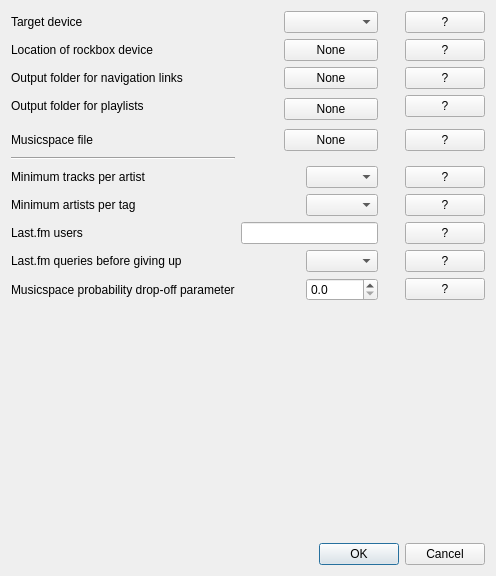
Before: the Qt Designer form settings_dlg.ui in dandavison/dbm, drawn with Qt 5.
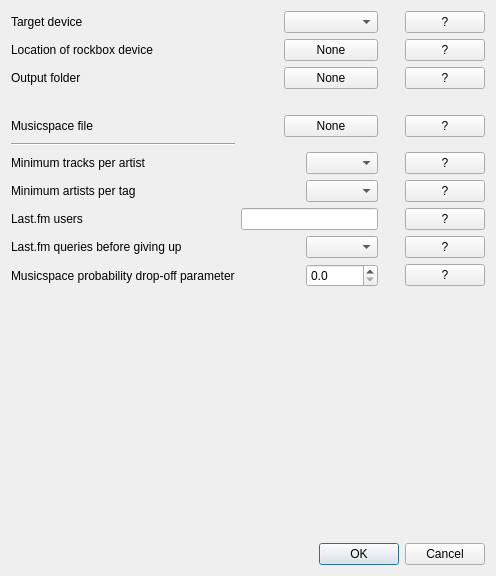
After: the same form once the commit is applied.

Commit message: GUI changes for single output folder

```diff
--- a/settings_dlg.ui
+++ b/settings_dlg.ui
@@ -57,7 +57,7 @@
    <item row="2" column="0">
     <widget class="QLabel" name="label_6">
      <property name="text">
-      <string>Output folder for navigation links</string>
+      <string>Output folder</string>
      </property>
     </widget>
    </item>
@@ -75,13 +75,6 @@
      </property>
     </widget>
    </item>
-   <item row="3" column="0">
-    <widget class="QLabel" name="label_9">
-     <property name="text">
-      <string>Output folder for playlists</string>
-     </property>
-    </widget>
-   </item>
    <item row="3" column="1">
     <widget class="QLabel" name="label_8">
      <property name="text">
@@ -89,79 +82,65 @@
      </property>
     </widget>
    </item>
-   <item row="3" column="3" rowspan="2" colspan="2">
-    <widget class="QPushButton" name="plFolderChangeButton">
-     <property name="text">
-      <string>None</string>
-     </property>
-    </widget>
-   </item>
-   <item row="5" column="0">
+   <item row="4" column="0">
     <widget class="QLabel" name="label_11">
      <property name="text">
       <string>Musicspace file</string>
      </property>
     </widget>
    </item>
-   <item row="5" column="3" colspan="2">
-    <widget class="QPushButton" name="musicspaceFileChangeButton">
-     <property name="text">
-      <string>None</string>
-     </property>
-    </widget>
-   </item>
-   <item row="6" column="0">
+   <item row="5" column="0">
     <widget class="Line" name="line">
      <property name="orientation">
       <enum>Qt::Horizontal</enum>
      </property>
     </widget>
    </item>
-   <item row="7" column="0">
+   <item row="6" column="0">
     <widget class="QLabel" name="label_13">
      <property name="text">
       <string>Minimum tracks per artist</string>
      </property>
     </widget>
    </item>
-   <item row="8" column="0">
+   <item row="7" column="0">
     <widget class="QLabel" name="label_14">
      <property name="text">
       <string>Minimum artists per tag</string>
      </property>
     </widget>
    </item>
-   <item row="8" column="4">
+   <item row="7" column="4">
     <widget class="QComboBox" name="minTagArtistsComboBox"/>
    </item>
-   <item row="9" column="0">
+   <item row="8" column="0">
     <widget class="QLabel" name="label_12">
      <property name="text">
       <string>Last.fm users</string>
      </property>
     </widget>
    </item>
-   <item row="9" column="1" colspan="4">
+   <item row="8" column="1" colspan="4">
     <widget class="QLineEdit" name="lastfmUsersLineEdit"/>
    </item>
-   <item row="10" column="0">
+   <item row="9" column="0">
     <widget class="QLabel" name="label_10">
      <property name="text">
       <string>Last.fm queries before giving up</string>
      </property>
     </widget>
    </item>
-   <item row="10" column="4">
+   <item row="9" column="4">
     <widget class="QComboBox" name="lastfmQueriesComboBox"/>
    </item>
-   <item row="11" column="0">
+   <item row="10" column="0">
     <widget class="QLabel" name="label_3">
      <property name="text">
       <string>Musicspace probability drop-off parameter</string>
      </property>
     </widget>
    </item>
-   <item row="11" column="4">
+   <item row="10" column="4">
     <widget class="QDoubleSpinBox" name="musicspaceDropoffSpinBox">
      <property name="decimals">
       <number>1</number>
@@ -171,7 +150,7 @@
      </property>
     </widget>
    </item>
-   <item row="12" column="4">
+   <item row="11" column="4">
     <spacer name="verticalSpacer_2">
      <property name="orientation">
       <enum>Qt::Vertical</enum>
@@ -215,58 +194,58 @@
      </property>
     </widget>
    </item>
-   <item row="3" column="6">
-    <widget class="QPushButton" name="plFolderHelpButton">
-     <property name="text">
-      <string>?</string>
-     </property>
-    </widget>
-   </item>
-   <item row="5" column="6">
+   <item row="4" column="6">
     <widget class="QPushButton" name="musicspaceFileHelpButton">
      <property name="text">
       <string>?</string>
      </property>
     </widget>
    </item>
-   <item row="7" column="6">
+   <item row="6" column="6">
     <widget class="QPushButton" name="minArtistTracksHelpButton">
      <property name="text">
       <string>?</string>
      </property>
     </widget>
    </item>
-   <item row="8" column="6">
+   <item row="7" column="6">
     <widget class="QPushButton" name="minTagArtistsHelpButton">
      <property name="text">
       <string>?</string>
      </property>
     </widget>
    </item>
-   <item row="9" column="6">
+   <item row="8" column="6">
     <widget class="QPushButton" name="lastfmUsersHelpButton">
      <property name="text">
       <string>?</string>
      </property>
     </widget>
    </item>
-   <item row="10" column="6">
+   <item row="9" column="6">
     <widget class="QPushButton" name="lastfmQueriesHelpButton">
      <property name="text">
       <string>?</string>
      </property>
     </widget>
    </item>
-   <item row="11" column="6">
+   <item row="10" column="6">
     <widget class="QPushButton" name="musicspaceDropoffHelpButton">
      <property name="text">
       <string>?</string>
      </property>
     </widget>
    </item>
-   <item row="7" column="4">
+   <item row="6" column="4">
     <widget class="QComboBox" name="minArtistTracksComboBox"/>
    </item>
+   <item row="4" column="3" colspan="2">
+    <widget class="QPushButton" name="musicspaceFileChangeButton">
+     <property name="text">
+      <string>None</string>
+     </property>
+    </widget>
+   </item>
   </layout>
  </widget>
  <resources/>
```
Left out of the diff: 6 changed lines with no effect on the pictures. The commit also changes 2 other files.
